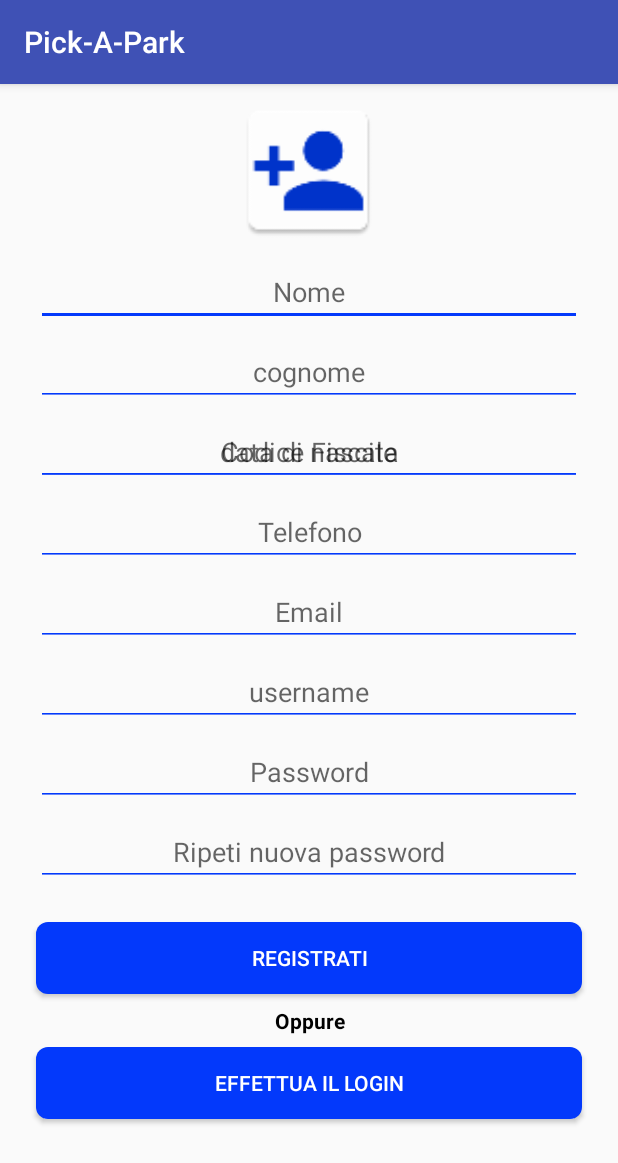
After one commit to RygarNelson/SmartParking, an Android app: the SignUp screen opened directly, with no data from a screen before it, on a phone screen of 412 x 824 dp. The commit adds this screen. Shown: the top 1163 px of the screen. Run offline under Robolectric (Android 15) with nearby library versions, the phone set to English and light mode, and no system bars.

Commit message:
SignUp
Fatta la parte si Sign Up

```diff
--- a/client/Client_Android/app/src/main/java/com/example/pick_a_park/Connessione.java
+++ b/client/Client_Android/app/src/main/java/com/example/pick_a_park/Connessione.java
@@ -1,8 +1,6 @@
 package com.example.pick_a_park;
 
 import android.os.AsyncTask;
-
-import com.example.pick_a_park.ui.login.ConnessioneListener;
 
 import org.json.*;
 import java.net.URL;
--- a/client/Client_Android/app/src/main/java/com/example/pick_a_park/ui/login/ConnessioneListener.java
+++ b/client/Client_Android/app/src/main/java/com/example/pick_a_park/ConnessioneListener.java
@@ -1,4 +1,4 @@
-package com.example.pick_a_park.ui.login;
+package com.example.pick_a_park;
 
 // Interfaccia per gestire eventi tra il Connessione e i fragment
 public interface ConnessioneListener {
--- a/client/Client_Android/app/src/main/res/layout/activity_login.xml
+++ b/client/Client_Android/app/src/main/res/layout/activity_login.xml
@@ -88,9 +88,9 @@
             android:id="@+id/signUp"
             android:layout_width="match_parent"
             android:layout_height="wrap_content"
-            android:layout_marginEnd="32dp"
             android:layout_marginStart="32dp"
             android:layout_marginTop="8dp"
+            android:layout_marginEnd="32dp"
 
             android:onClick="goToSignUp"
             android:text="@string/btn_to_signUp"
--- /dev/null
+++ b/client/Client_Android/app/src/main/res/layout/activity_sign_up.xml
@@ -0,0 +1,217 @@
+<?xml version="1.0" encoding="utf-8"?>
+<androidx.coordinatorlayout.widget.CoordinatorLayout xmlns:android="http://schemas.android.com/apk/res/android"
+    xmlns:app="http://schemas.android.com/apk/res-auto"
+    xmlns:tools="http://schemas.android.com/tools"
+    android:layout_width="match_parent"
+    android:layout_height="match_parent"
+    tools:context=".SignUp">
+    <ScrollView
+        android:layout_width="match_parent"
+        android:layout_height="wrap_content"
+        android:layout_above="@id/img"
+        android:layout_alignParentLeft="true"
+        android:layout_alignParentTop="true">
+
+        <androidx.constraintlayout.widget.ConstraintLayout
+            android:layout_width="match_parent"
+            android:layout_height="wrap_content">
+
+            <EditText
+                android:id="@+id/data_nascita"
+                android:layout_width="0dp"
+                android:layout_height="wrap_content"
+                android:layout_marginEnd="24dp"
+                android:layout_marginStart="24dp"
+                android:layout_marginTop="8dp"
+                android:backgroundTint="@color/blue"
+                android:hint="data di nascita"
+                android:inputType="date"
+                android:textAlignment="center"
+                app:layout_constraintEnd_toEndOf="parent"
+                app:layout_constraintStart_toStartOf="parent"
+                app:layout_constraintTop_toBottomOf="@+id/cognome" />
+
+            <Button
+                android:id="@+id/btnReturnLogin"
+                android:layout_width="0dp"
+                android:layout_height="wrap_content"
+                android:layout_marginBottom="32dp"
+                android:layout_marginEnd="24dp"
+                android:layout_marginStart="24dp"
+                android:layout_marginTop="8dp"
+                android:background="@drawable/roundedbutton"
+
+                android:text="@string/btn_return_login"
+                android:textAllCaps="true"
+                android:textColor="@color/white"
+                android:textStyle="normal"
+                app:layout_constraintBottom_toBottomOf="parent"
+                app:layout_constraintEnd_toEndOf="parent"
+                app:layout_constraintStart_toStartOf="parent"
+                app:layout_constraintTop_toBottomOf="@+id/text_or" />
+
+            <EditText
+                android:id="@+id/cognome"
+                android:layout_width="0dp"
+                android:layout_height="wrap_content"
+                android:layout_marginEnd="24dp"
+                android:layout_marginStart="24dp"
+
+                android:layout_marginTop="8dp"
+                android:backgroundTint="@color/blue"
+                android:hint="cognome"
+                android:inputType="text"
+                android:textAlignment="center"
+                app:layout_constraintEnd_toEndOf="parent"
+                app:layout_constraintStart_toStartOf="parent"
+                app:layout_constraintTop_toBottomOf="@+id/nome" />
+
+            <TextView
+                android:id="@+id/text_or"
+                android:layout_width="0dp"
+                android:layout_height="wrap_content"
+                android:layout_marginTop="8dp"
+                android:text="@string/text_or"
+                android:textAlignment="center"
+                android:textColor="@color/black"
+                android:textStyle="bold"
+                app:layout_constraintEnd_toEndOf="parent"
+                app:layout_constraintStart_toStartOf="parent"
+                app:layout_constraintTop_toBottomOf="@+id/btnSend" />
+
+            <Button
+                android:id="@+id/btnSend"
+                android:layout_width="0dp"
+                android:layout_height="wrap_content"
+                android:layout_marginStart="24dp"
+                android:layout_marginTop="24dp"
+                android:layout_marginEnd="24dp"
+                android:background="@drawable/roundedbutton"
+
+                android:onClick="sendDataForSignUp"
+                android:text="@string/btn_signUp"
+                android:textAllCaps="true"
+                android:textColor="@color/white"
+                android:textStyle="normal"
+                app:layout_constraintEnd_toEndOf="parent"
+                app:layout_constraintStart_toStartOf="parent"
+                app:layout_constraintTop_toBottomOf="@+id/repPass" />
+
+            <EditText
+                android:id="@+id/telefono"
+                android:layout_width="0dp"
+                android:layout_height="wrap_content"
+                android:layout_marginEnd="24dp"
+                android:layout_marginStart="24dp"
+                android:layout_marginTop="8dp"
+                android:backgroundTint="@color/blue"
+                android:hint="Telefono"
+                android:inputType="phone"
+                android:textAlignment="center"
+                app:layout_constraintEnd_toEndOf="parent"
+                app:layout_constraintStart_toStartOf="parent"
+                app:layout_constraintTop_toBottomOf="@+id/data_nascita" />
+
+            <ImageView
+                android:id="@+id/img"
+                android:layout_width="match_parent"
+                android:layout_height="100dp"
+                android:layout_marginTop="8dp"
+                android:src="@mipmap/ic_add_user"
+                app:layout_constraintEnd_toEndOf="parent"
+                app:layout_constraintStart_toStartOf="parent"
+                app:layout_constraintTop_toTopOf="parent" />
+
+            <EditText
+                android:id="@+id/nome"
+                android:layout_width="0dp"
+                android:layout_height="wrap_content"
+                android:layout_marginEnd="24dp"
+                android:layout_marginStart="24dp"
+                android:layout_marginTop="8dp"
+                android:backgroundTint="@color/blue"
+                android:hint="Nome"
+                android:inputType="text"
+                app:layout_constraintEnd_toEndOf="parent"
+                app:layout_constraintStart_toStartOf="parent"
+                app:layout_constraintTop_toBottomOf="@+id/img"
+                android:textAlignment="center" />
+
+            <EditText
+                android:id="@+id/CF"
+                android:layout_width="0dp"
+                android:layout_height="wrap_content"
+                android:layout_marginStart="24dp"
+                android:layout_marginTop="8dp"
+                android:layout_marginEnd="24dp"
+                android:backgroundTint="@color/blue"
+                android:hint="Codice Fiscale"
+                android:inputType="text"
+                android:textAlignment="center"
+                app:layout_constraintEnd_toEndOf="parent"
+                app:layout_constraintStart_toStartOf="parent"
+                app:layout_constraintTop_toBottomOf="@+id/cognome" />
+
+            <EditText
+                android:id="@+id/username"
+                android:layout_width="0dp"
+                android:layout_height="wrap_content"
+                android:layout_marginEnd="24dp"
+                android:layout_marginStart="24dp"
+                android:layout_marginTop="8dp"
+                android:backgroundTint="@color/blue"
+                android:hint="username"
+                android:inputType="text"
+                android:textAlignment="center"
+                app:layout_constraintEnd_toEndOf="parent"
+                app:layout_constraintStart_toStartOf="parent"
+                app:layout_constraintTop_toBottomOf="@+id/email" />
+
+            <EditText
+                android:id="@+id/email"
+                android:layout_width="0dp"
+                android:layout_height="wrap_content"
+                android:layout_marginEnd="24dp"
+                android:layout_marginStart="24dp"
+                android:layout_marginTop="8dp"
+                android:backgroundTint="@color/blue"
+                android:hint="@string/prompt_email"
+                android:inputType="text"
+                android:textAlignment="center"
+                app:layout_constraintEnd_toEndOf="parent"
+                app:layout_constraintStart_toStartOf="parent"
+                app:layout_constraintTop_toBottomOf="@+id/telefono" />
+
+            <EditText
+                android:id="@+id/password"
+                android:layout_width="0dp"
+                android:layout_height="wrap_content"
+                android:layout_marginEnd="24dp"
+                android:layout_marginStart="24dp"
+                android:layout_marginTop="8dp"
+                android:backgroundTint="@color/blue"
+                android:hint="@string/prompt_password"
+                android:inputType="textPassword"
+                android:textAlignment="center"
+                app:layout_constraintEnd_toEndOf="parent"
+                app:layout_constraintStart_toStartOf="parent"
+                app:layout_constraintTop_toBottomOf="@+id/username" />
+
+            <EditText
+                android:id="@+id/repPass"
+                android:layout_width="0dp"
+                android:layout_height="wrap_content"
+                android:layout_marginEnd="24dp"
+                android:layout_marginStart="24dp"
+                android:layout_marginTop="8dp"
+                android:backgroundTint="@color/blue"
+                android:hint="@string/prompt_pass_repeate_signUp"
+                android:inputType="textPassword"
+                android:textAlignment="center"
+                app:layout_constraintEnd_toEndOf="parent"
+                app:layout_constraintStart_toStartOf="parent"
+                app:layout_constraintTop_toBottomOf="@+id/password" />
+        </androidx.constraintlayout.widget.ConstraintLayout>
+    </ScrollView>
+
+</androidx.coordinatorlayout.widget.CoordinatorLayout>
```
Also changed, not shown: client/Client_Android/app/src/main/AndroidManifest.xml (+6 -2 lines), client/Client_Android/app/src/main/java/com/example/pick_a_park/SignUp.java (added, +156 -0 lines), client/Client_Android/app/src/main/java/com/example/pick_a_park/ui/login/LoginActivity.java (+6 -3 lines).
